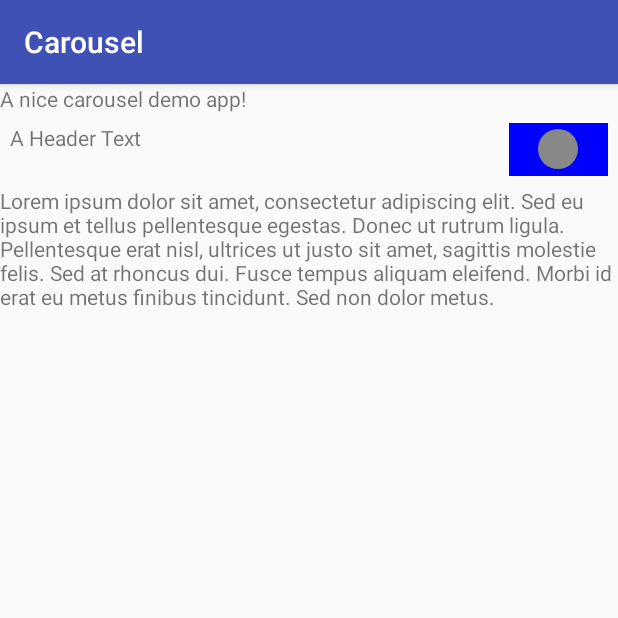
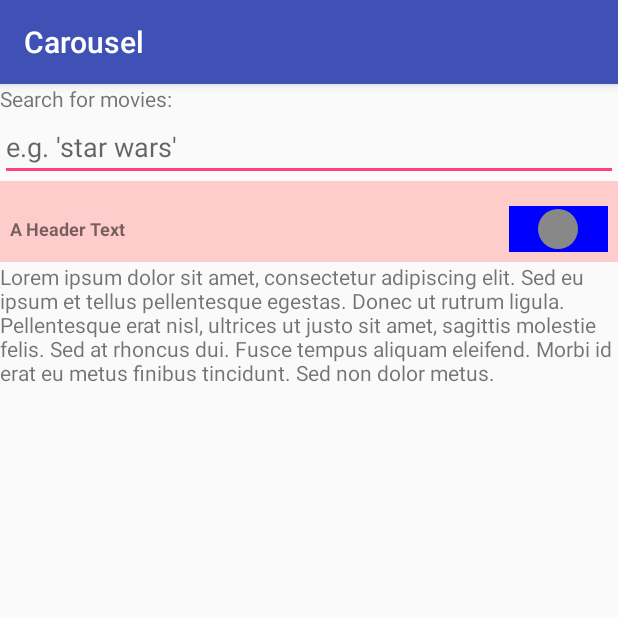
Before and after one commit to torstengustafsson/TDDC73_Project, an Android app: the screen it shows after launch (MainActivity), on a phone screen of 412 x 824 dp, the top half of it. Run offline under Robolectric (Android 15) with nearby library versions, the phone set to English and light mode, and no system bars.

Commit message:
Added a searchbar for movies

```diff
--- a/Carousel/app/src/main/java/com/example/administrator/carousel/Carousel.java
+++ b/Carousel/app/src/main/java/com/example/administrator/carousel/Carousel.java
@@ -41,6 +41,7 @@ public class Carousel extends LinearLayout {
 
         setPadding(10, 10, 10, 10);
         setOrientation(VERTICAL);
+        setBackgroundColor(Color.parseColor("#FFCCCC"));
         LayoutParams params = new LayoutParams(WRAP_CONTENT, WRAP_CONTENT);
         setLayoutParams(params);
 
@@ -51,18 +52,20 @@ public class Carousel extends LinearLayout {
 
         layoutTop = (LinearLayout) findViewById(R.id.headerLayout);
         layoutBottom = (LinearLayout) findViewById(R.id.carouselItemLayout);
+
         header = (TextView) findViewById(R.id.headerText);
-
         header.setText("A Header Text");
-
-        networkRetriever = new NetworkRetriever(this, 10, 0);
-        networkRetriever.execute("star%20wars");
 
         paint = new Paint();
     }
 
     public void setHeaderText(String _text) {
         header.setText(_text);
+    }
+
+    public void search(String _text) {
+        networkRetriever = new NetworkRetriever(this, 10, 0);
+        networkRetriever.execute(_text.replaceAll(" ", "%20"));
     }
 
     public void updateResults(ArrayList<Item> res, int id) {
--- a/Carousel/app/src/main/java/com/example/administrator/carousel/ItemView.java
+++ b/Carousel/app/src/main/java/com/example/administrator/carousel/ItemView.java
@@ -24,8 +24,6 @@ public class ItemView extends LinearLayout {
                 .getSystemService(Context.LAYOUT_INFLATER_SERVICE);
         inflater.inflate(R.layout.itemview, this);
 
-
-        setOrientation(VERTICAL);
         name = (TextView) findViewById(R.id.itemView_text);
         name.setTextSize(10);
         nameText = nameText.length() > 25 ? nameText.substring(0, 22) + "..." : nameText;
--- a/Carousel/app/src/main/java/com/example/administrator/carousel/MainActivity.java
+++ b/Carousel/app/src/main/java/com/example/administrator/carousel/MainActivity.java
@@ -2,6 +2,9 @@ package com.example.administrator.carousel;
 
 import android.support.v7.app.AppCompatActivity;
 import android.os.Bundle;
+import android.view.KeyEvent;
+import android.view.inputmethod.EditorInfo;
+import android.widget.EditText;
 import android.widget.LinearLayout;
 import android.widget.TextView;
 import android.widget.Toast;
@@ -16,15 +19,29 @@ public class MainActivity extends AppCompatActivity {
         layout.setOrientation(LinearLayout.VERTICAL);
 
         TextView text1 = new TextView(this);
-        text1.setText("A nice carousel demo app!");
+        text1.setText("Search for movies:");
 
-        Carousel carousel = new Carousel(this);
+        final EditText searchText = new EditText(this);
+        searchText.setHint("e.g. 'star wars'");
+
+        final Carousel carousel = new Carousel(this);
 
         TextView text2 = new TextView(this);
         text2.setText("Lorem ipsum dolor sit amet, consectetur adipiscing elit. Sed eu ipsum et tellus pellentesque egestas. Donec ut rutrum ligula. Pellentesque erat nisl, ultrices ut justo sit amet, sagittis molestie felis. Sed at rhoncus dui. Fusce tempus aliquam eleifend. Morbi id erat eu metus finibus tincidunt. Sed non dolor metus.");
 
+        searchText.setOnEditorActionListener(new TextView.OnEditorActionListener() {
+            public boolean onEditorAction(TextView exampleView, int actionId, KeyEvent event) {
+                if (actionId == EditorInfo.IME_NULL
+                        && event.getAction() == KeyEvent.ACTION_DOWN) {
+                    carousel.setHeaderText("Search results for '" + searchText.getText().toString() + "'");
+                    carousel.search(searchText.getText().toString());
+                }
+                return true;
+            }
+        });
 
         layout.addView(text1);
+        layout.addView(searchText);
         layout.addView(carousel);
         layout.addView(text2);
 
--- a/Carousel/app/src/main/res/layout/carousel.xml
+++ b/Carousel/app/src/main/res/layout/carousel.xml
@@ -5,12 +5,16 @@
             android:orientation="horizontal"
             android:layout_width="match_parent"
             android:layout_height="wrap_content"
+            android:paddingTop="10dp"
             android:id="@+id/headerLayout">
 
             <TextView
                 android:layout_width="match_parent"
                 android:layout_height="wrap_content"
-                android:text="Header"
+                android:text="Header test"
+                android:textSize="12dp"
+                android:textStyle="bold"
+                android:layout_gravity="center"
                 android:layout_weight="1"
                 android:id="@+id/headerText"/>
 
--- a/Carousel/app/src/main/res/layout/itemview.xml
+++ b/Carousel/app/src/main/res/layout/itemview.xml
@@ -1,9 +1,5 @@
 <?xml version="1.0" encoding="utf-8"?>
 <merge xmlns:android="http://schemas.android.com/apk/res/android">
-<LinearLayout
-    android:layout_width="match_parent"
-    android:layout_height="match_parent"
-    android:orientation="vertical">
 
     <ImageView
         android:layout_width="match_parent"
@@ -19,6 +15,4 @@
         android:gravity="center"
         android:id="@+id/itemView_text"/>
 
-</LinearLayout>
-
 </merge>
```
